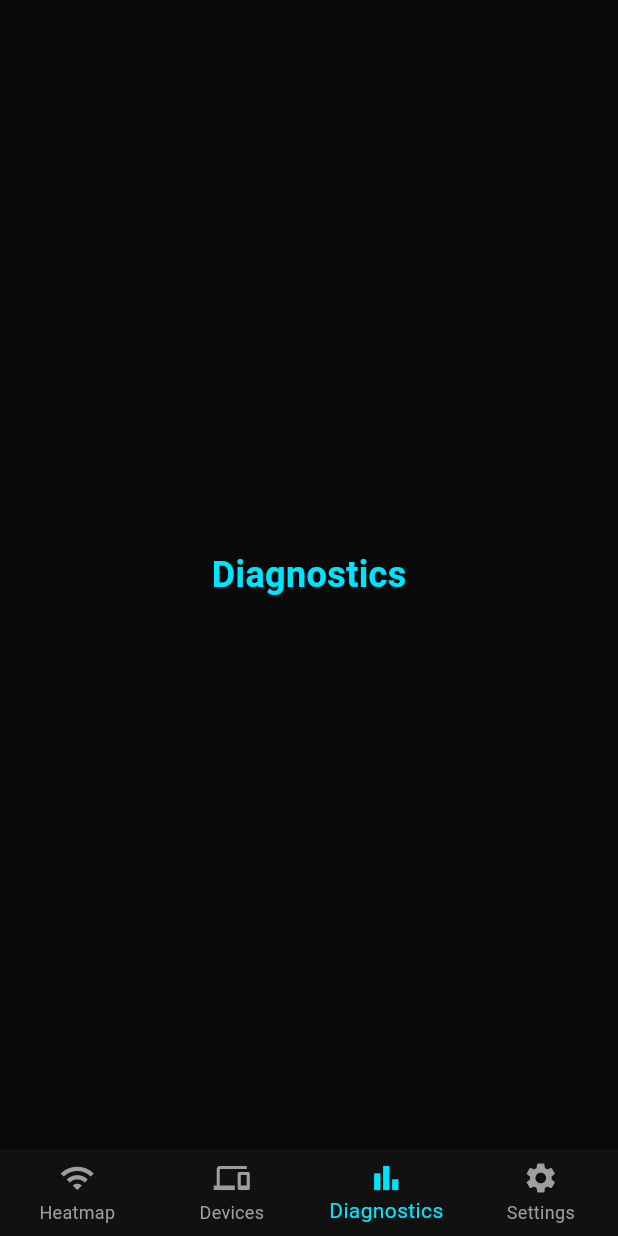
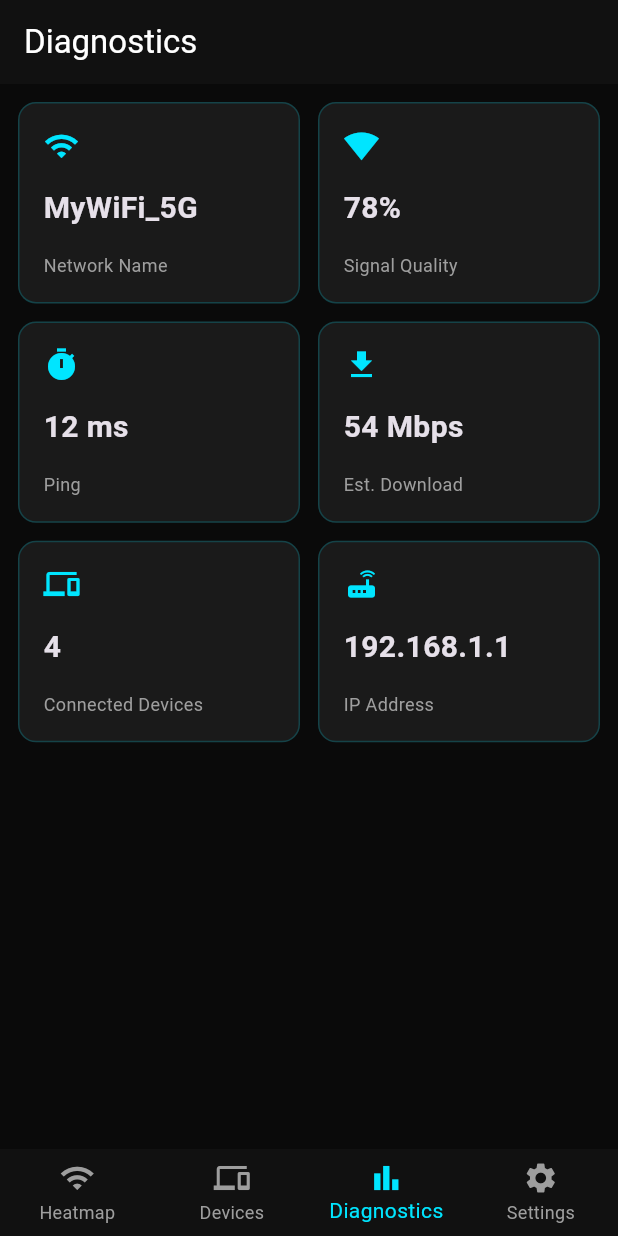
Before and after one commit to darlingtonerzuah/Wave_map, a Flutter app: the screen it shows after launch, item 3 of the bottom bar chosen, on a phone screen of 412 x 824 dp. Run offline on Flutter 3.47's test engine with Material 3 defaults, Android fonts, the phone set to English and light mode, and no system bars.

Commit message:
feat: diagnostics screen with network stats grid

```diff
--- a/lib/main.dart
+++ b/lib/main.dart
@@ -1,7 +1,7 @@
 import 'screens/device_screen.dart';
 import 'screens/heatmap_screen.dart';
 import 'package:flutter/material.dart';
-
+import 'screens/diagnostics_screen.dart';
 void main() {
   runApp(const WifiARApp());
 }
@@ -39,7 +39,7 @@ class _MainShellState extends State<MainShell> {
   final List<Widget> _screens = [
     HeatmapScreen(),
     DevicesScreen(),
-    PlaceholderScreen(label: 'Diagnostics'),
+    DiagnosticsScreen(),
     PlaceholderScreen(label: 'Settings'),
   ];
 
--- /dev/null
+++ b/lib/screens/diagnostics_screen.dart
@@ -0,0 +1,58 @@
+import 'package:flutter/material.dart';
+
+class DiagnosticsScreen extends StatelessWidget {
+  const DiagnosticsScreen({super.key});
+
+  final List<Map<String, dynamic>> _stats = const [
+    {'label': 'Network Name', 'value': 'MyWiFi_5G', 'icon': Icons.wifi},
+    {'label': 'Signal Quality', 'value': '78%', 'icon': Icons.signal_wifi_4_bar},
+    {'label': 'Ping', 'value': '12 ms', 'icon': Icons.timer},
+    {'label': 'Est. Download', 'value': '54 Mbps', 'icon': Icons.download},
+    {'label': 'Connected Devices', 'value': '4', 'icon': Icons.devices},
+    {'label': 'IP Address', 'value': '192.168.1.1', 'icon': Icons.router},
+  ];
+
+  @override
+  Widget build(BuildContext context) {
+    return Scaffold(
+      appBar: AppBar(
+        title: const Text('Diagnostics'),
+        backgroundColor: const Color(0xFF111111),
+      ),
+      body: Padding(
+        padding: const EdgeInsets.all(12),
+        child: GridView.builder(
+          itemCount: _stats.length,
+          gridDelegate: const SliverGridDelegateWithFixedCrossAxisCount(
+            crossAxisCount: 2,
+            crossAxisSpacing: 12,
+            mainAxisSpacing: 12,
+            childAspectRatio: 1.4,
+          ),
+          itemBuilder: (context, index) {
+            final stat = _stats[index];
+            return Container(
+              padding: const EdgeInsets.all(16),
+              decoration: BoxDecoration(
+                color: const Color(0xFF1A1A1A),
+                borderRadius: BorderRadius.circular(12),
+                border: Border.all(color: const Color(0xFF00E5FF).withOpacity(0.2)),
+              ),
+              child: Column(
+                crossAxisAlignment: CrossAxisAlignment.start,
+                mainAxisAlignment: MainAxisAlignment.spaceBetween,
+                children: [
+                  Icon(stat['icon'] as IconData, color: const Color(0xFF00E5FF)),
+                  Text(stat['value'] as String,
+                      style: const TextStyle(fontSize: 20, fontWeight: FontWeight.bold)),
+                  Text(stat['label'] as String,
+                      style: const TextStyle(color: Colors.grey, fontSize: 12)),
+                ],
+              ),
+            );
+          },
+        ),
+      ),
+    );
+  }
+}
```
